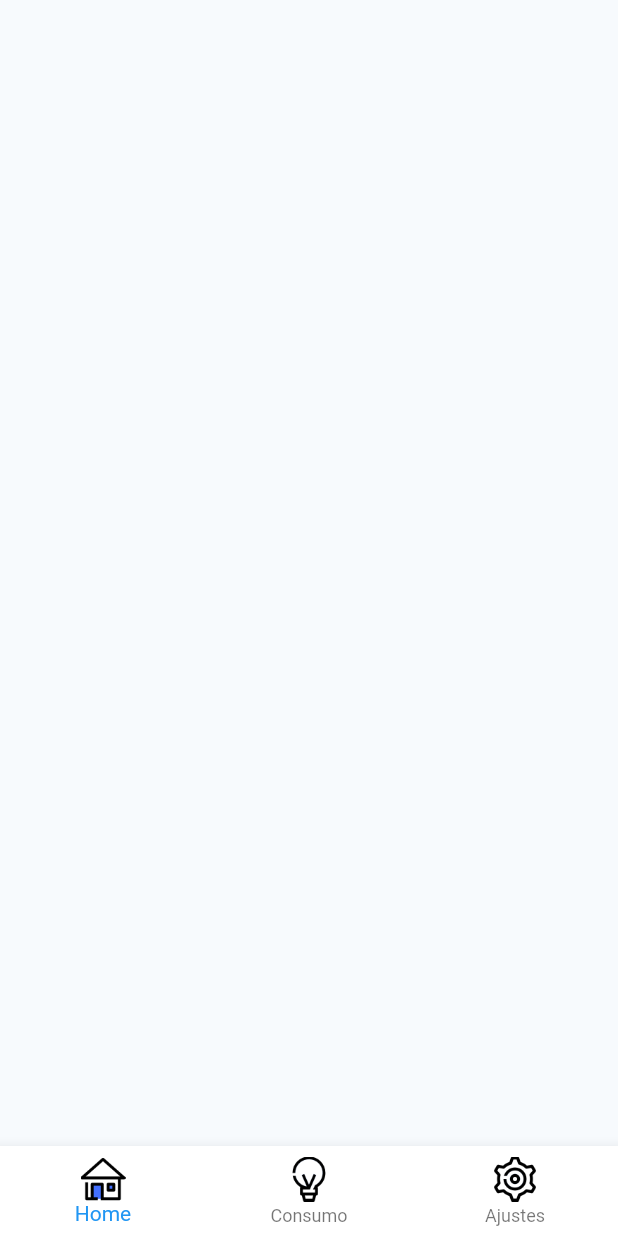
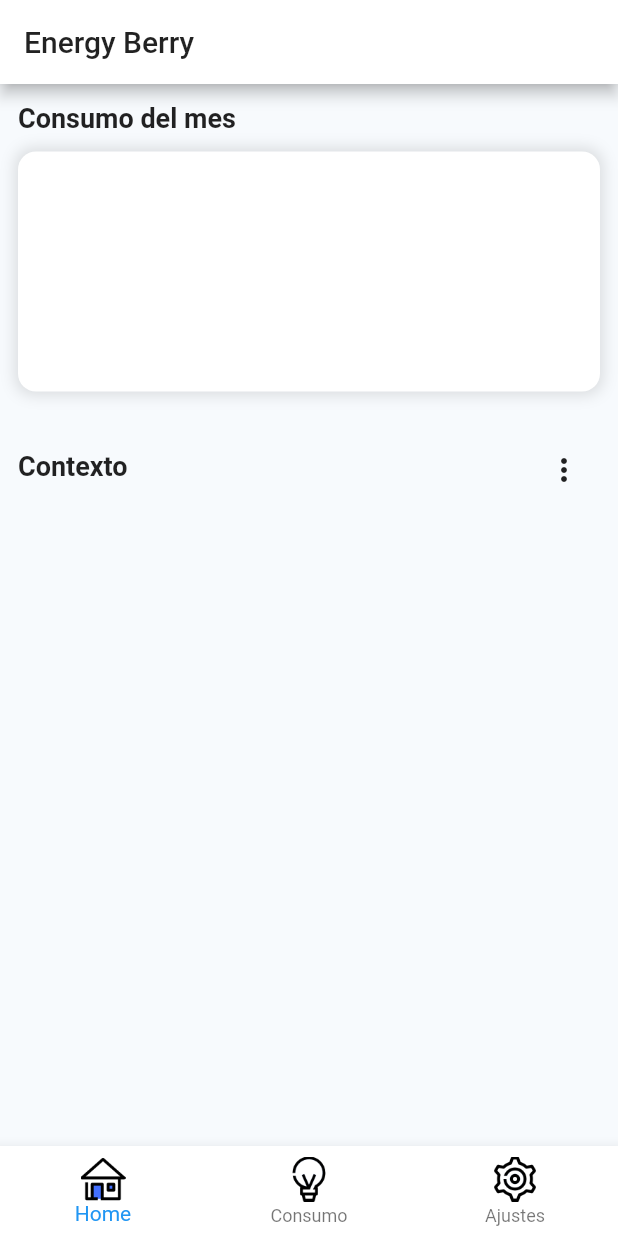
Before and after one commit to energy-berry/energy-berry-app, a Flutter app: the screen it shows after launch, on a phone screen of 412 x 824 dp. Run offline on Flutter 3.47's test engine with Material 2 defaults, Android fonts, the phone set to English and light mode, and no system bars.

Commit message:
Basic home layout

```diff
--- a/lib/views/home.dart
+++ b/lib/views/home.dart
@@ -1,10 +1,41 @@
+import 'package:energy_berry/widgets/context_picker.dart';
+import 'package:energy_berry/widgets/h1.dart';
 import 'package:flutter/material.dart';
 
 class Home extends StatelessWidget {
+
   @override
   Widget build(BuildContext context) {
-    return Container(
-      color: Color.fromARGB(255, 247, 250, 253)
-    );
+    var chart = Container(
+        height: 160,
+        margin: EdgeInsets.only(left: 12, right: 12),
+        width: double.infinity,
+        decoration: BoxDecoration(
+            borderRadius: BorderRadius.circular(12),
+            boxShadow: <BoxShadow>[
+              BoxShadow(color: Colors.black12, blurRadius: 8, spreadRadius: 2)
+            ],
+            color: Colors.white));
+
+
+    return ListView(children: <Widget>[
+      H1("Consumo del mes"),
+      chart,
+
+      Row(
+        mainAxisAlignment: MainAxisAlignment.end,
+        children: <Widget>[
+          H1("Contexto", marginTop: 36),
+          Expanded(
+            child: Container(
+              alignment: Alignment(1,0),
+              child: ContextPicker(),
+              margin: EdgeInsets.only(top: 28, right: 12)
+            )
+          )
+        ],
+      ),
+
+    ]);
   }
 }
--- a/lib/views/navigation_view.dart
+++ b/lib/views/navigation_view.dart
@@ -26,7 +26,11 @@ class _NavigationViewState extends State<NavigationView> {
   @override
   Widget build(BuildContext context) {
     return Scaffold(
+      appBar: AppBar(
+        title: const Text('Energy Berry'),
+      ),
       body: views[currentViewIndex],
+      backgroundColor: Color.fromARGB(255, 247, 250, 253),
       bottomNavigationBar: Theme(
         data: Theme.of(context).copyWith(
             canvasColor: Colors.white,
--- /dev/null
+++ b/lib/widgets/context_picker.dart
@@ -0,0 +1,42 @@
+import 'package:flutter/material.dart';
+
+// This is the type used by the popup menu below.
+enum WhyFarther { harder, smarter, selfStarter, tradingCharter }
+
+class ContextPicker extends StatefulWidget {
+  @override
+  _ContextPickerState createState() => _ContextPickerState();
+}
+
+class _ContextPickerState extends State<ContextPicker> {
+
+  var _selection;
+
+  @override
+  Widget build(BuildContext context) {
+    var menu = PopupMenuButton<WhyFarther>(
+      tooltip: "Seleccionar contexto",
+      onSelected: (WhyFarther result) {
+        setState(() {
+          _selection = result;
+        });
+      },
+      itemBuilder: (BuildContext context) => <PopupMenuEntry<WhyFarther>>[
+        const PopupMenuItem<WhyFarther>(
+          value: WhyFarther.harder,
+          child: Text('Cocina'),
+        ),
+        const PopupMenuItem<WhyFarther>(
+          value: WhyFarther.smarter,
+          child: Text('Comedor'),
+        ),
+        const PopupMenuItem<WhyFarther>(
+          value: WhyFarther.selfStarter,
+          child: Text('Cochera'),
+        )
+      ],
+    );
+
+    return menu;
+  }
+}
--- /dev/null
+++ b/lib/widgets/h1.dart
@@ -0,0 +1,29 @@
+import 'package:flutter/material.dart';
+
+class H1 extends StatelessWidget {
+
+  var title;
+
+  double marginLeft;
+  double marginRight;
+  double marginBottom;
+  double marginTop;
+
+
+  H1(this.title, {this.marginLeft = 12, this.marginRight = 12, this.marginBottom = 12,
+      this.marginTop = 12});
+
+  @override
+  Widget build(BuildContext context) {
+    return Container(
+      margin: EdgeInsets.only(left: marginLeft, right: marginRight, top: marginTop, bottom: marginBottom),
+      child: Text(
+        title,
+        style: TextStyle(
+          fontWeight: FontWeight.bold,
+          fontSize: 18
+        ),
+      ),
+    );
+  }
+}
```
